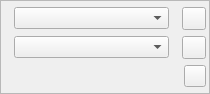
This is scribus/ui/propertywidget_textcolorbase.ui in scribusproject/scribus as Qt 5 draws it before an edit. The edited form follows.
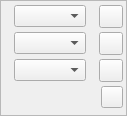
This is the edited form. Icons and pictures are not drawn. Custom widgets are drawn as their Qt base class.

What changed in the file:
```diff
--- a/scribus/ui/propertywidget_textcolorbase.ui
+++ b/scribus/ui/propertywidget_textcolorbase.ui
@@ -6,8 +6,8 @@
    <rect>
     <x>0</x>
     <y>0</y>
-    <width>210</width>
-    <height>94</height>
+    <width>127</width>
+    <height>116</height>
    </rect>
   </property>
   <property name="windowTitle">
@@ -19,14 +19,67 @@
   <property name="frameShadow">
    <enum>QFrame::Raised</enum>
   </property>
-  <layout class="QGridLayout" name="gridLayout">
-   <property name="margin">
-    <number>3</number>
-   </property>
+  <layout class="QVBoxLayout" name="verticalLayout">
    <property name="spacing">
     <number>3</number>
    </property>
-   <item row="1" column="0">
+   <property name="leftMargin">
+    <number>3</number>
+   </property>
+   <property name="topMargin">
+    <number>3</number>
+   </property>
+   <property name="rightMargin">
+    <number>3</number>
+   </property>
+   <property name="bottomMargin">
+    <number>3</number>
+   </property>
+   <item>
+    <layout class="QHBoxLayout" name="fillLayout">
+     <property name="spacing">
+      <number>3</number>
+     </property>
+     <item>
+      <widget class="QLabel" name="fillIcon">
+       <property name="text">
+        <string/>
+       </property>
+       <property name="pixmap">
+        <pixmap>../../resources/icons/16/color-fill.png</pixmap>
+       </property>
+      </widget>
+     </item>
+     <item>
+      <widget class="ColorCombo" name="fillColor">
+       <property name="sizePolicy">
+        <sizepolicy hsizetype="MinimumExpanding" vsizetype="Fixed">
+         <horstretch>0</horstretch>
+         <verstretch>0</verstretch>
+        </sizepolicy>
+       </property>
+      </widget>
+     </item>
+     <item>
+      <widget class="QLabel" name="fillShadeLabel">
+       <property name="text">
+        <string/>
+       </property>
+       <property name="pixmap">
+        <pixmap>../../resources/icons/shade.png</pixmap>
+       </property>
+      </widget>
+     </item>
+     <item>
+      <widget class="ShadeButton" name="fillShade">
+       <property name="text">
+        <string/>
+       </property>
+      </widget>
+     </item>
+    </layout>
+   </item>
+   <item>
     <layout class="QHBoxLayout" name="strokeLayout">
      <property name="spacing">
       <number>3</number>
@@ -73,13 +126,13 @@
      </item>
     </layout>
    </item>
-   <item row="0" column="0">
-    <layout class="QHBoxLayout" name="fillLayout">
+   <item>
+    <layout class="QHBoxLayout" name="backLayout">
      <property name="spacing">
       <number>3</number>
      </property>
      <item>
-      <widget class="QLabel" name="fillIcon">
+      <widget class="QLabel" name="backIcon">
        <property name="text">
         <string/>
        </property>
@@ -89,7 +142,7 @@
       </widget>
      </item>
      <item>
-      <widget class="ColorCombo" name="fillColor">
+      <widget class="ColorCombo" name="backColor">
        <property name="sizePolicy">
         <sizepolicy hsizetype="MinimumExpanding" vsizetype="Fixed">
          <horstretch>0</horstretch>
@@ -99,7 +152,7 @@
       </widget>
      </item>
      <item>
-      <widget class="QLabel" name="fillShadeLabel">
+      <widget class="QLabel" name="backShadeLabel">
        <property name="text">
         <string/>
        </property>
@@ -109,7 +162,7 @@
       </widget>
      </item>
      <item>
-      <widget class="ShadeButton" name="fillShade">
+      <widget class="ShadeButton" name="backShade">
        <property name="text">
         <string/>
        </property>
@@ -117,7 +170,7 @@
      </item>
     </layout>
    </item>
-   <item row="2" column="0">
+   <item>
     <layout class="QHBoxLayout" name="effectsLayout">
      <property name="spacing">
       <number>3</number>
```
Left out of the diff: 11 changed lines with no effect on the pictures.
